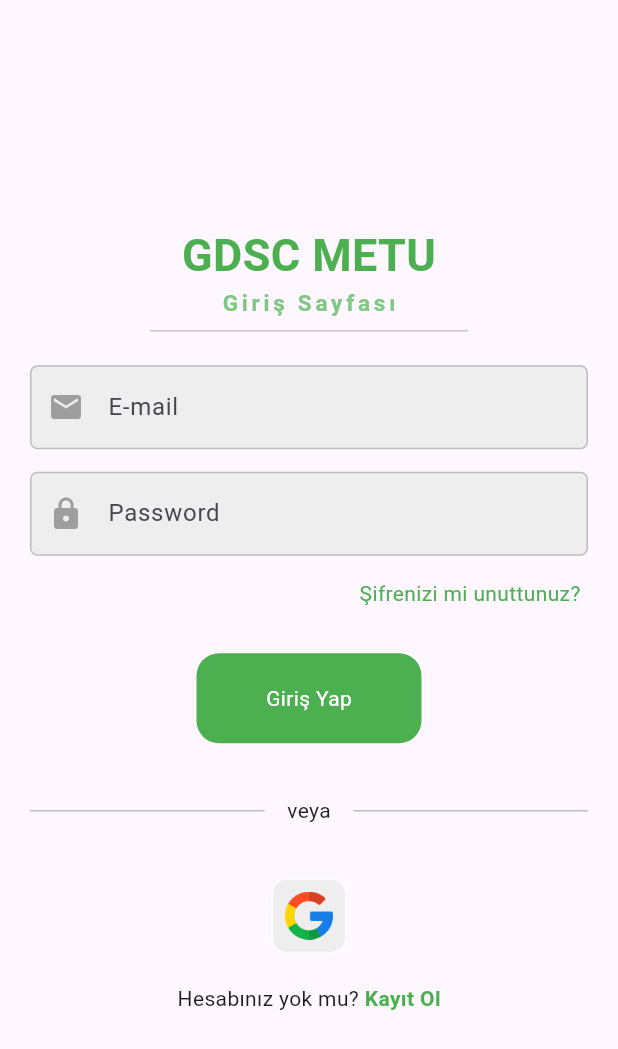
After one commit to mcantimurcan/gdsc_social_media, a Flutter app: the screen it shows after launch, on a phone screen of 412 x 824 dp. The commit adds this screen. Shown: the top 1049 px of the screen. Run offline on Flutter 3.47's test engine with Material 3 defaults, Android fonts, the phone set to English and light mode, and no system bars; our stand-ins replace cloud_firestore, firebase_auth, firebase_core, google_sign_in; accounts and stored records are empty.

Commit message:
Firebase login-logout-register has been implemented.

```diff
--- /dev/null
+++ b/lib/auth_page.dart
@@ -0,0 +1,29 @@
+import 'package:firebase_auth/firebase_auth.dart';
+import 'package:flutter/material.dart';
+import 'package:gdsc_social_media/home_screen.dart';
+import 'package:gdsc_social_media/login_screen.dart';
+
+class AuthPage extends StatefulWidget {
+  const AuthPage({Key? key}) : super(key: key);
+
+  @override
+  State<AuthPage> createState() => _AuthPageState();
+}
+
+class _AuthPageState extends State<AuthPage> {
+  @override
+  Widget build(BuildContext context) {
+    return Scaffold(
+      body: StreamBuilder<User?>(
+        stream: FirebaseAuth.instance.authStateChanges(),
+        builder: (context, snapshot) {
+          if (snapshot.hasData) {
+            return HomeScreen();
+          } else {
+            return LoginScreen();
+          }
+        },
+      ),
+    );
+  }
+}
--- /dev/null
+++ b/lib/login_screen.dart
@@ -0,0 +1,162 @@
+import 'package:flutter/material.dart';
+import 'package:gdsc_social_media/registerScreen.dart';
+import 'package:firebase_auth/firebase_auth.dart';
+import 'components.dart';
+
+class LoginScreen extends StatefulWidget {
+  const LoginScreen({Key? key}) : super(key: key);
+
+  @override
+  State<LoginScreen> createState() => _LoginScreenState();
+}
+
+class _LoginScreenState extends State<LoginScreen> {
+  final emailController = TextEditingController();
+  final passwordController = TextEditingController();
+
+  void loginUser() async {
+    try {
+      showDialog(
+          context: context,
+          builder: (context) {
+            return const CircularProgressIndicator();
+          });
+      final credential = await FirebaseAuth.instance.signInWithEmailAndPassword(
+        email: emailController.text,
+        password: passwordController.text,
+      );
+      Navigator.pop(context);
+    } on FirebaseAuthException catch (e) {
+      if (e.code == 'user-not-found') {
+        print('No user found for that email.');
+      } else if (e.code == 'wrong-password') {
+        print('Wrong password provided for that user.');
+      }
+    }
+  }
+
+  @override
+  Widget build(BuildContext context) {
+    return Scaffold(
+      body: Center(
+        child: SingleChildScrollView(
+          child: Column(
+            mainAxisAlignment: MainAxisAlignment.start,
+            children: [
+              Text(
+                "GDSC METU",
+                style: TextStyle(
+                  fontSize: 30,
+                  color: Colors.green,
+                  fontWeight: FontWeight.bold,
+                ),
+              ),
+              Text(
+                "Giriş Sayfası",
+                style: TextStyle(
+                  fontSize: 15,
+                  color: Colors.green[300],
+                  letterSpacing: 2.5,
+                  fontWeight: FontWeight.bold,
+                ),
+              ),
+              Padding(
+                padding: const EdgeInsets.symmetric(horizontal: 100),
+                child: Divider(thickness: 1),
+              ),
+              SizedBox(height: 15),
+              buildTextField(Icons.email, emailController, "E-mail", false,
+                  TextInputType.emailAddress),
+              SizedBox(height: 15),
+              buildTextField(Icons.lock, passwordController, "Password", true,
+                  TextInputType.text),
+              SizedBox(height: 15),
+              Padding(
+                padding: const EdgeInsets.symmetric(horizontal: 25.0),
+                child: Row(
+                  mainAxisAlignment: MainAxisAlignment.end,
+                  children: [
+                    GestureDetector(
+                      onTap: () {},
+                      child: const Text(
+                        "Şifrenizi mi unuttunuz?",
+                        style: TextStyle(color: Colors.green),
+                      ),
+                    )
+                  ],
+                ),
+              ),
+              SizedBox(
+                height: 30,
+              ),
+              buildButton(loginUser, "Giriş Yap"),
+              Padding(
+                padding: const EdgeInsets.all(20.0),
+                child: Row(
+                  children: [
+                    Expanded(
+                      child: Divider(
+                        thickness: 1,
+                        color: Colors.grey.shade400,
+                      ),
+                    ),
+                    Padding(
+                      padding: const EdgeInsets.all(15.0),
+                      child: Text("veya"),
+                    ),
+                    Expanded(
+                      child: Divider(
+                        thickness: 1,
+                        color: Colors.grey.shade400,
+                      ),
+                    ),
+                  ],
+                ),
+              ),
+              Row(
+                mainAxisAlignment: MainAxisAlignment.center,
+                children: [
+                  GestureDetector(
+                    onTap: () {},
+                    child: Container(
+                      padding: EdgeInsets.all(8),
+                      decoration: BoxDecoration(
+                        border: Border.all(color: Colors.white),
+                        color: Colors.grey.shade200,
+                        borderRadius: BorderRadius.circular(10.0),
+                      ),
+                      height: 50,
+                      child: Image.asset("assets/images/google.png"),
+                    ),
+                  ),
+                ],
+              ),
+              SizedBox(height: 20),
+              Row(
+                mainAxisAlignment: MainAxisAlignment.center,
+                children: [
+                  Text("Hesabınız yok mu? "),
+                  GestureDetector(
+                    onTap: () => Navigator.push(
+                      context,
+                      MaterialPageRoute(
+                        builder: (context) => RegisterScreen(),
+                      ),
+                    ),
+                    child: Text(
+                      "Kayıt Ol",
+                      style: TextStyle(
+                        color: Colors.green,
+                        fontWeight: FontWeight.bold,
+                      ),
+                    ),
+                  ),
+                ],
+              )
+            ],
+          ),
+        ),
+      ),
+    );
+  }
+}
--- a/lib/main.dart
+++ b/lib/main.dart
@@ -1,5 +1,5 @@
 import 'package:flutter/material.dart';
-import 'package:gdsc_social_media/home_screen.dart';
+import 'package:gdsc_social_media/auth_page.dart';
 import "firebase_options.dart";
 import 'package:firebase_core/firebase_core.dart';
 
@@ -22,7 +22,7 @@
         colorScheme: ColorScheme.fromSeed(seedColor: Colors.deepPurple),
         useMaterial3: true,
       ),
-      home: const HomeScreen(),
+      home: const AuthPage(),
     );
   }
 }
--- a/pubspec.yaml
+++ b/pubspec.yaml
@@ -36,6 +36,9 @@
   # Use with the CupertinoIcons class for iOS style icons.
   cupertino_icons: ^1.0.2
   firebase_core: ^2.24.0
+  firebase_auth: ^4.15.0
+  cloud_firestore: ^4.13.3
+  google_sign_in: ^6.1.6
 
 dev_dependencies:
   flutter_test:
```
Also changed, not shown: lib/home_screen.dart (+42 -112 lines), lib/registerScreen.dart (+23 -1 lines), lib/services/auth_service.dart (added, +45 -0 lines), pubspec.lock, 3 other files.
